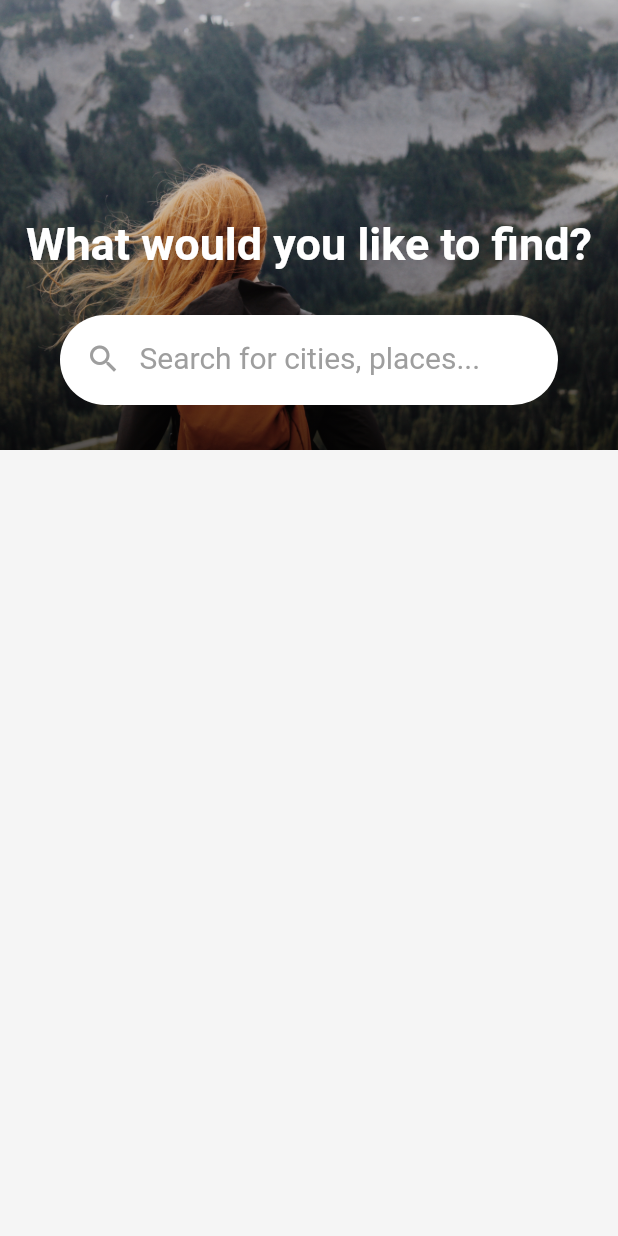
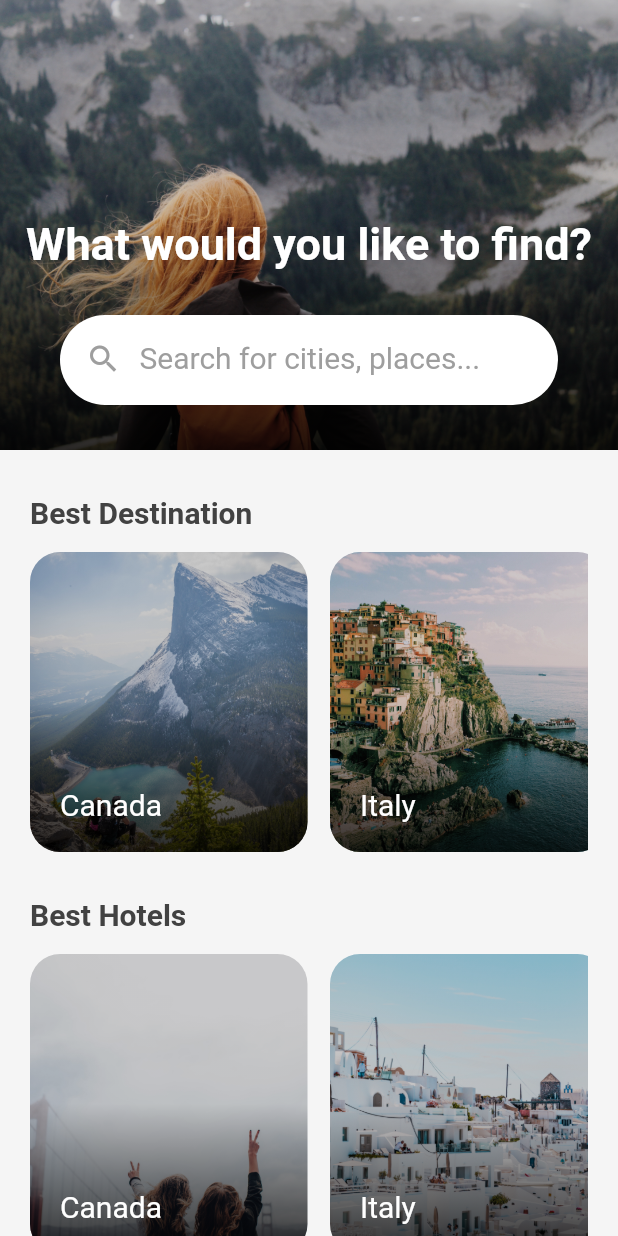
Before and after one commit to CSAURABH/Travel_Application_UI_Flutter, a Flutter app: the screen it shows after launch, on a phone screen of 412 x 824 dp. Run offline on Flutter 3.47's test engine with Material 2 defaults, Android fonts, the phone set to English and light mode, and no system bars.

Commit message:
modified lib/main.dart file

```diff
--- a/lib/main.dart
+++ b/lib/main.dart
@@ -13,7 +13,8 @@ class MyApp extends StatelessWidget {
       debugShowCheckedModeBanner: false,
       home: Scaffold(
         backgroundColor: Colors.grey[100],
-        body: Column(
+        body: SingleChildScrollView(
+          child: Column(
             children: [
               Container(
                 height: 300,
@@ -29,7 +30,7 @@ class MyApp extends StatelessWidget {
                     gradient: LinearGradient(
                       begin: Alignment.bottomRight,
                       colors: [
-                      Colors.black.withOpacity(0.6),
+                        Colors.black.withOpacity(0.8),
                         Colors.black.withOpacity(0.1),
                       ],
                     ),
@@ -81,10 +82,138 @@ class MyApp extends StatelessWidget {
                     ],
                   ),
                 ),
-            )
+              ),
+              const SizedBox(
+                height: 30.0,
+              ),
+              SizedBox(
+                child: Padding(
+                  padding: const EdgeInsets.symmetric(horizontal: 20.0),
+                  child: Column(
+                    crossAxisAlignment: CrossAxisAlignment.start,
+                    children: [
+                      Text(
+                        "Best Destination",
+                        style: TextStyle(
+                          fontWeight: FontWeight.bold,
+                          color: Colors.grey[800],
+                          fontSize: 20.0,
+                        ),
+                      ),
+                      const SizedBox(
+                        height: 15.0,
+                      ),
+                      SizedBox(
+                        height: 200,
+                        child: ListView(
+                          scrollDirection: Axis.horizontal,
+                          children: [
+                            itemCard(
+                                image: "assets/images/canada.jpg",
+                                title: "Canada"),
+                            itemCard(
+                                image: "assets/images/Italy.jpg",
+                                title: "Italy"),
+                            itemCard(
+                                image: "assets/images/greece.jpg",
+                                title: "Greece"),
+                            itemCard(
+                                image: "assets/images/united-states.jpg",
+                                title: "United States"),
                           ],
+                        ),
+                      ),
+                      const SizedBox(
+                        height: 30.0,
+                      ),
+                      SizedBox(
+                        child: Column(
+                          crossAxisAlignment: CrossAxisAlignment.start,
+                          children: [
+                            Text(
+                              "Best Hotels",
+                              style: TextStyle(
+                                fontWeight: FontWeight.bold,
+                                color: Colors.grey[800],
+                                fontSize: 20.0,
+                              ),
+                            ),
+                            const SizedBox(
+                              height: 15.0,
+                            ),
+                            SizedBox(
+                              height: 200,
+                              child: ListView(
+                                scrollDirection: Axis.horizontal,
+                                children: [
+                                  itemCard(
+                                      image: "assets/images/united-states.jpg",
+                                      title: "Canada"),
+                                  itemCard(
+                                      image: "assets/images/greece.jpg",
+                                      title: "Italy"),
+                                  itemCard(
+                                      image: "assets/images/canada.jpg",
+                                      title: "Greece"),
+                                  itemCard(
+                                      image: "assets/images/Italy.jpg",
+                                      title: "United States"),
+                                ],
+                              ),
+                            ),
+                            const SizedBox(
+                              height: 30.0,
+                            ),
+                          ],
+                        ),
+                      ),
+                    ],
+                  ),
+                ),
+              ),
+            ],
+          ),
         ),
       ),
     );
   }
 }
+
+Widget itemCard({image, title}) {
+  return AspectRatio(
+    aspectRatio: 1 / 1,
+    child: Container(
+      margin: const EdgeInsets.only(right: 15.0),
+      decoration: BoxDecoration(
+        image: DecorationImage(
+          image: AssetImage(image),
+          fit: BoxFit.cover,
+        ),
+        borderRadius: BorderRadius.circular(20.0),
+      ),
+      child: Container(
+        padding: const EdgeInsets.all(20.0),
+        decoration: BoxDecoration(
+          borderRadius: BorderRadius.circular(20.0),
+          gradient: LinearGradient(
+            begin: Alignment.bottomRight,
+            colors: [
+              Colors.black.withOpacity(0.8),
+              Colors.black.withOpacity(0.2),
+            ],
+          ),
+        ),
+        child: Align(
+          alignment: Alignment.bottomLeft,
+          child: Text(
+            title,
+            style: const TextStyle(
+              color: Colors.white,
+              fontSize: 20.0,
+            ),
+          ),
+        ),
+      ),
+    ),
+  );
+}
```
Lines whose indentation alone changed are shown as unchanged.
